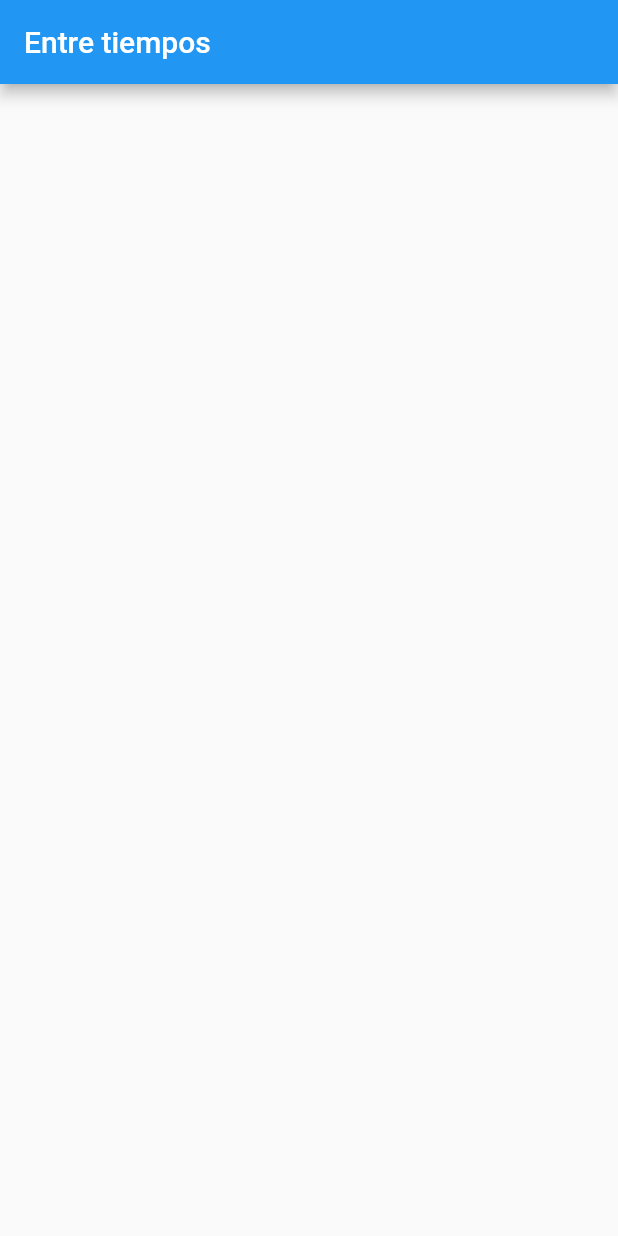
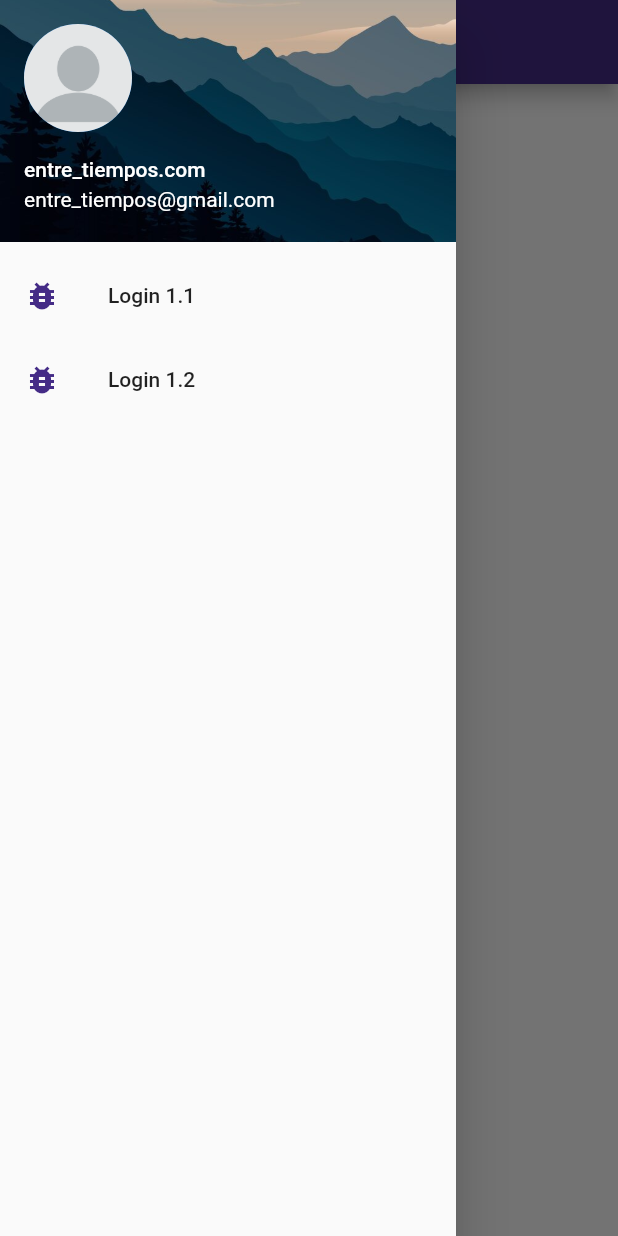
Before and after one commit to kevinlakb/Devsign, a Flutter app: the screen it shows after launch, with the side drawer open (before the commit the screen has no drawer), on a phone screen of 412 x 824 dp. Run offline on Flutter 3.47's test engine with Material 2 defaults, Android fonts, the light colour scheme and no system bars.

Commit message:
Primer Avance (SideBar++)

```diff
--- a/lib/main.dart
+++ b/lib/main.dart
@@ -1,6 +1,8 @@
 import 'package:flutter/material.dart';
+import 'package:entre_tiempos/router/app_routes.dart';
+import 'package:entre_tiempos/themes/app_theme.dart';
 
-void main() => runApp(MyApp());
+void main() => runApp(const MyApp());
 
 class MyApp extends StatelessWidget {
   const MyApp({Key? key}) : super(key: key);
@@ -8,13 +10,11 @@ class MyApp extends StatelessWidget {
   @override
   Widget build(BuildContext context) {
     return MaterialApp(
-      debugShowCheckedModeBanner: false,
-      title: 'Material App',
-      home: Scaffold(
-        appBar: AppBar(
-          title: const Text('Entre tiempos'),
-        ),
-      ),
-    );
+        debugShowCheckedModeBanner: false,
+        title: 'Post Robos',
+        initialRoute: AppRoutes.initialRoute,
+        routes: AppRoutes.getAppRoutes(),
+        onGenerateRoute: AppRoutes.onGenerateRoute,
+        theme: AppTheme.lightTheme);
   }
 }
--- /dev/null
+++ b/lib/models/menu_options.dart
@@ -0,0 +1,14 @@
+import 'package:flutter/material.dart' show IconData, Widget;
+
+class MenuOption {
+  final String route;
+  final IconData icon;
+  final String name;
+  final Widget screen;
+
+  MenuOption(
+      {required this.route,
+      required this.icon,
+      required this.name,
+      required this.screen});
+}
--- /dev/null
+++ b/lib/router/app_routes.dart
@@ -0,0 +1,37 @@
+import 'package:flutter/material.dart';
+import 'package:entre_tiempos/models/menu_options.dart';
+import 'package:entre_tiempos/screens/screens.dart';
+
+class AppRoutes {
+  static const initialRoute = 'home';
+
+  static final menuOptions = <MenuOption>[
+    MenuOption(
+        route: 'login1_1',
+        name: 'Login 1.1',
+        screen: const Login1(),
+        icon: Icons.bug_report),
+    MenuOption(
+        route: 'login1_2',
+        name: 'Login 1.2',
+        screen: const Login2(),
+        icon: Icons.bug_report),
+  ];
+
+  static Map<String, Widget Function(BuildContext)> getAppRoutes() {
+    Map<String, Widget Function(BuildContext)> appRoutes = {};
+    appRoutes.addAll({'home': (BuildContext context) => const HomeScreen()});
+
+    for (final option in menuOptions) {
+      appRoutes.addAll({option.route: (BuildContext context) => option.screen});
+    }
+
+    return appRoutes;
+  }
+
+  static Route<dynamic> onGenerateRoute(RouteSettings settings) {
+    return MaterialPageRoute(
+      builder: (context) => const Login1(),
+    );
+  }
+}
--- /dev/null
+++ b/lib/screens/home_screen.dart
@@ -0,0 +1,20 @@
+import 'package:entre_tiempos/screens/screens.dart';
+import 'package:flutter/material.dart';
+import 'package:entre_tiempos/themes/app_theme.dart';
+import 'package:entre_tiempos/router/app_routes.dart';
+
+class HomeScreen extends StatelessWidget {
+  const HomeScreen({Key? key}) : super(key: key);
+
+  @override
+  Widget build(BuildContext context) {
+    return Scaffold(
+      drawer: const SideBar(),
+      appBar: AppBar(
+        title: const Text('DEBERES',
+            style: TextStyle(fontSize: 20, color: Colors.white)),
+      ),
+      body: const Center(),
+    );
+  }
+}
--- /dev/null
+++ b/lib/screens/nav_bar.dart
@@ -0,0 +1,52 @@
+import 'package:entre_tiempos/models/menu_options.dart';
+import 'package:flutter/material.dart';
+import 'package:entre_tiempos/themes/app_theme.dart';
+import 'package:entre_tiempos/router/app_routes.dart';
+
+class SideBar extends StatelessWidget {
+  const SideBar({Key? key}) : super(key: key);
+
+  @override
+  Widget build(BuildContext context) {
+    final menuOptions = AppRoutes.menuOptions;
+    return Drawer(
+      child: ListView(
+        padding: EdgeInsets.zero,
+        children: <Widget>[
+          const UserAccountsDrawerHeader(
+            accountName: Text('entre_tiempos.com'),
+            accountEmail: Text('entre_tiempos@gmail.com'),
+            currentAccountPicture: CircleAvatar(
+                child: ClipOval(
+              child: Image(
+                image: AssetImage(
+                    'assets/images/blank-profile-picture-973460_960_720.png'),
+              ),
+            )),
+            decoration: BoxDecoration(
+              color: AppTheme.primary,
+              image: DecorationImage(
+                image: AssetImage(
+                    'assets/images/paisaje-montana-degradado_23-2149159770.jpg'),
+                fit: BoxFit.cover,
+              ),
+            ),
+          ),
+          Container(
+            height: double.maxFinite,
+            child: ListView.builder(
+                itemBuilder: (context, i) => ListTile(
+                      leading:
+                          Icon(menuOptions[i].icon, color: AppTheme.primary),
+                      title: Text(menuOptions[i].name),
+                      onTap: () {
+                        Navigator.pushNamed(context, menuOptions[i].route);
+                      },
+                    ),
+                itemCount: menuOptions.length),
+          )
+        ],
+      ),
+    );
+  }
+}
--- /dev/null
+++ b/lib/screens/screens.dart
@@ -0,0 +1,4 @@
+export 'package:entre_tiempos/screens/login_1.dart';
+export 'package:entre_tiempos/screens/login_2.dart';
+export 'package:entre_tiempos/screens/home_screen.dart';
+export 'package:entre_tiempos/screens/nav_bar.dart';
--- /dev/null
+++ b/lib/themes/app_theme.dart
@@ -0,0 +1,53 @@
+import 'package:flutter/material.dart';
+
+class AppTheme {
+  static const Color primary = Color.fromARGB(255, 68, 43, 134);
+
+  static final ThemeData lightTheme = ThemeData.light().copyWith(
+
+      // Color primario
+      primaryColor: primary,
+
+      // AppBar Theme
+      appBarTheme: const AppBarTheme(color: primary, elevation: 5),
+
+      // TextButton Theme
+      textButtonTheme:
+          TextButtonThemeData(style: TextButton.styleFrom(primary: primary)),
+
+      // FloatingActionButtons
+      floatingActionButtonTheme: const FloatingActionButtonThemeData(
+          backgroundColor: primary, elevation: 5),
+
+      // ElevatedButtons
+      elevatedButtonTheme: ElevatedButtonThemeData(
+        style: ElevatedButton.styleFrom(
+            primary: Colors.indigo, shape: const StadiumBorder(), elevation: 0),
+      ),
+      inputDecorationTheme: const InputDecorationTheme(
+        floatingLabelStyle: TextStyle(color: primary),
+        enabledBorder: OutlineInputBorder(
+            borderSide: BorderSide(color: primary),
+            borderRadius: BorderRadius.only(
+                bottomLeft: Radius.circular(10),
+                topRight: Radius.circular(10))),
+        focusedBorder: OutlineInputBorder(
+            borderSide: BorderSide(color: primary),
+            borderRadius: BorderRadius.only(
+                bottomLeft: Radius.circular(10),
+                topRight: Radius.circular(10))),
+        border: OutlineInputBorder(
+            borderRadius: BorderRadius.only(
+                bottomLeft: Radius.circular(10),
+                topRight: Radius.circular(10))),
+      ));
+
+  static final ThemeData darkTheme = ThemeData.dark().copyWith(
+
+      // Color primario
+      primaryColor: primary,
+
+      // AppBar Theme
+      appBarTheme: const AppBarTheme(color: primary, elevation: 0),
+      scaffoldBackgroundColor: Colors.black);
+}
--- a/pubspec.yaml
+++ b/pubspec.yaml
@@ -58,9 +58,8 @@ flutter:
   uses-material-design: true
 
   # To add assets to your application, add an assets section, like this:
-  # assets:
-  #   - images/a_dot_burr.jpeg
-  #   - images/a_dot_ham.jpeg
+  assets:
+    - assets/images/
 
   # An image asset can refer to one or more resolution-specific "variants", see
   # https://flutter.dev/assets-and-images/#resolution-aware.
```
Also changed, not shown: lib/screens/login_1.dart (added, +123 -0 lines), lib/screens/login_2.dart (added, +10 -0 lines), assets/images/blank-profile-picture-973460_960_720.png (added), assets/images/paisaje-montana-degradado_23-2149159770.jpg (added).
